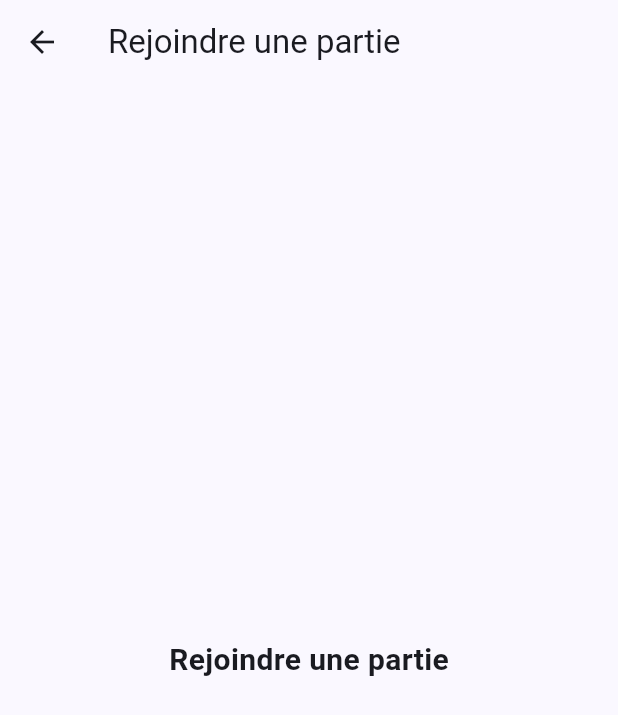
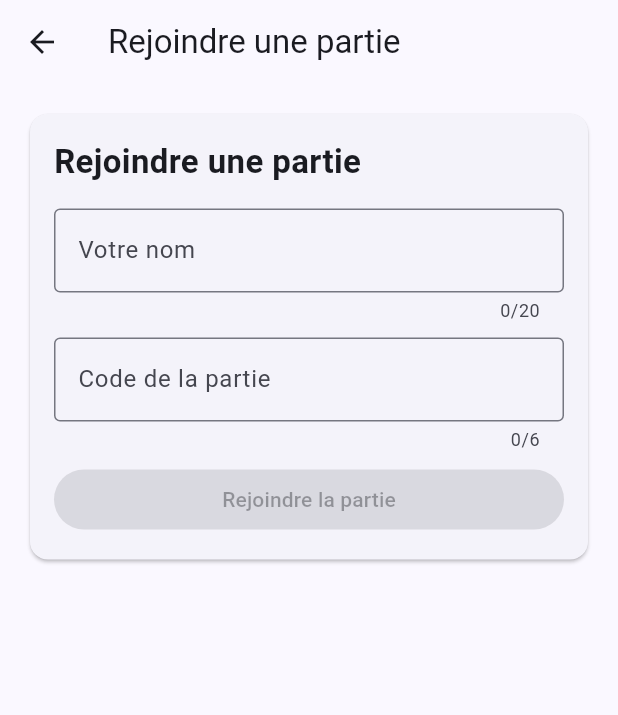
Before and after one commit to Argoss84/Abstergo-Chase, a Flutter app: the screen it shows after launch, after a tap on "Rejoindre une partie", on a phone screen of 412 x 824 dp. Shown: the top 715 px of the screen. Run offline on Flutter 3.47's test engine with Material 2 defaults, Android fonts, the phone set to English and light mode, and no system bars; our stand-ins replace flutter_map, flutter_riverpod, geolocator, go_router, latlong2, socket_io_client; network calls fail.

Commit message:
Les foonctions de base du lobby fonctionnent

```diff
--- a/Flutter/lib/app/router/app_router.dart
+++ b/Flutter/lib/app/router/app_router.dart
@@ -1,6 +1,7 @@
 import 'package:abstergo_chase/features/bootstrap/presentation/bootstrap_page.dart';
 import 'package:abstergo_chase/features/create_lobby/presentation/create_lobby_page.dart';
 import 'package:abstergo_chase/features/home/presentation/home_menu_page.dart';
+import 'package:abstergo_chase/features/join_lobby/presentation/join_lobby_page.dart';
 import 'package:abstergo_chase/features/lab/presentation/lab_page.dart';
 import 'package:abstergo_chase/features/lobby/domain/lobby_models.dart';
 import 'package:abstergo_chase/features/lobby/presentation/lobby_page.dart';
@@ -27,9 +28,10 @@ GoRouter buildAppRouter() {
       ),
       GoRoute(
         path: HomeMenuPage.joinLobbyPath,
-        name: 'join-lobby',
-        builder: (context, state) =>
-            const HomeMenuPage(title: 'Rejoindre une partie'),
+        name: JoinLobbyPage.routeName,
+        builder: (context, state) => JoinLobbyPage(
+          initialCode: state.uri.queryParameters['code'],
+        ),
       ),
       GoRoute(
         path: LobbyPage.routePath,
--- a/Flutter/lib/features/create_lobby/data/create_lobby_service.dart
+++ b/Flutter/lib/features/create_lobby/data/create_lobby_service.dart
@@ -6,6 +6,7 @@ class CreateLobbyService {
   CreateLobbyService();
 
   static final CreateLobbyService instance = CreateLobbyService();
+  static const String _clientVersion = 'flutter-2026.04.10';
 
   io.Socket? _socket;
   String? _connectedOrigin;
@@ -136,6 +137,7 @@ class CreateLobbyService {
     socket.emit('message', <String, dynamic>{
       'type': 'lobby:create',
       'payload': <String, dynamic>{'playerName': playerName},
+      'meta': <String, dynamic>{'clientVersion': _clientVersion},
     });
 
     try {
--- /dev/null
+++ b/Flutter/lib/features/join_lobby/presentation/join_lobby_page.dart
@@ -0,0 +1,136 @@
+import 'package:abstergo_chase/features/create_lobby/domain/create_lobby_defaults.dart';
+import 'package:abstergo_chase/features/lobby/domain/lobby_models.dart';
+import 'package:abstergo_chase/features/lobby/presentation/lobby_page.dart';
+import 'package:flutter/material.dart';
+import 'package:go_router/go_router.dart';
+
+class JoinLobbyPage extends StatefulWidget {
+  const JoinLobbyPage({super.key, this.initialCode});
+
+  static const String routePath = '/join-lobby';
+  static const String routeName = 'join-lobby';
+
+  final String? initialCode;
+
+  @override
+  State<JoinLobbyPage> createState() => _JoinLobbyPageState();
+}
+
+class _JoinLobbyPageState extends State<JoinLobbyPage> {
+  late final TextEditingController _nameController;
+  late final TextEditingController _codeController;
+
+  @override
+  void initState() {
+    super.initState();
+    _nameController = TextEditingController();
+    _codeController = TextEditingController(
+      text: (widget.initialCode ?? '').trim().toUpperCase(),
+    );
+  }
+
+  @override
+  void dispose() {
+    _nameController.dispose();
+    _codeController.dispose();
+    super.dispose();
+  }
+
+  void _joinLobby() {
+    final displayName = _nameController.text.trim();
+    final code = _codeController.text.trim().toUpperCase();
+    if (displayName.isEmpty) {
+      _showError('Veuillez entrer un nom de joueur');
+      return;
+    }
+    if (code.isEmpty) {
+      _showError('Veuillez entrer un code de partie');
+      return;
+    }
+    if (code.length != 6) {
+      _showError('Le code de partie doit contenir exactement 6 caractères');
+      return;
+    }
+
+    final bootstrap = LobbyBootstrapData(
+      code: code,
+      serverUrl: 'http://10.0.2.2:5174',
+      socketPath: '/socket.io',
+      playerName: displayName,
+    );
+    context.go('${LobbyPage.routePath}?code=$code', extra: bootstrap);
+  }
+
+  void _showError(String text) {
+    ScaffoldMessenger.of(context).showSnackBar(
+      SnackBar(content: Text(text)),
+    );
+  }
+
+  @override
+  Widget build(BuildContext context) {
+    final code = _codeController.text.trim().toUpperCase();
+    final canJoin = code.length == 6 && _nameController.text.trim().isNotEmpty;
+
+    return Scaffold(
+      appBar: AppBar(title: const Text('Rejoindre une partie')),
+      body: ListView(
+        padding: const EdgeInsets.all(16),
+        children: [
+          Card(
+            child: Padding(
+              padding: const EdgeInsets.all(16),
+              child: Column(
+                crossAxisAlignment: CrossAxisAlignment.stretch,
+                children: [
+                  const Text(
+                    'Rejoindre une partie',
+                    style: TextStyle(fontSize: 22, fontWeight: FontWeight.w600),
+                  ),
+                  const SizedBox(height: 16),
+                  TextField(
+                    controller: _nameController,
+                    maxLength: CreateLobbyDefaults.maxPlayerNameLength,
+                    decoration: const InputDecoration(
+                      border: OutlineInputBorder(),
+                      labelText: 'Votre nom',
+                      hintText: 'Entrez votre nom',
+                    ),
+                    onChanged: (_) => setState(() {}),
+                  ),
+                  const SizedBox(height: 10),
+                  TextField(
+                    controller: _codeController,
+                    maxLength: 6,
+                    textCapitalization: TextCapitalization.characters,
+                    decoration: const InputDecoration(
+                      border: OutlineInputBorder(),
+                      labelText: 'Code de la partie',
+                      hintText: 'Entrez le code de la partie',
+                    ),
+                    onChanged: (value) {
+                      final up = value.toUpperCase();
+                      if (up != value) {
+                        _codeController.value = _codeController.value.copyWith(
+                          text: up,
+                          selection:
+                              TextSelection.collapsed(offset: up.length),
+                        );
+                      }
+                      setState(() {});
+                    },
+                  ),
+                  const SizedBox(height: 8),
+                  FilledButton(
+                    onPressed: canJoin ? _joinLobby : null,
+                    child: const Text('Rejoindre la partie'),
+                  ),
+                ],
+              ),
+            ),
+          ),
+        ],
+      ),
+    );
+  }
+}
```
Also changed, not shown: Flutter/lib/features/lobby/application/lobby_controller.dart (+16 -0 lines), Flutter/lib/features/lobby/data/lobby_socket_service.dart (+36 -11 lines), 1 other file.
